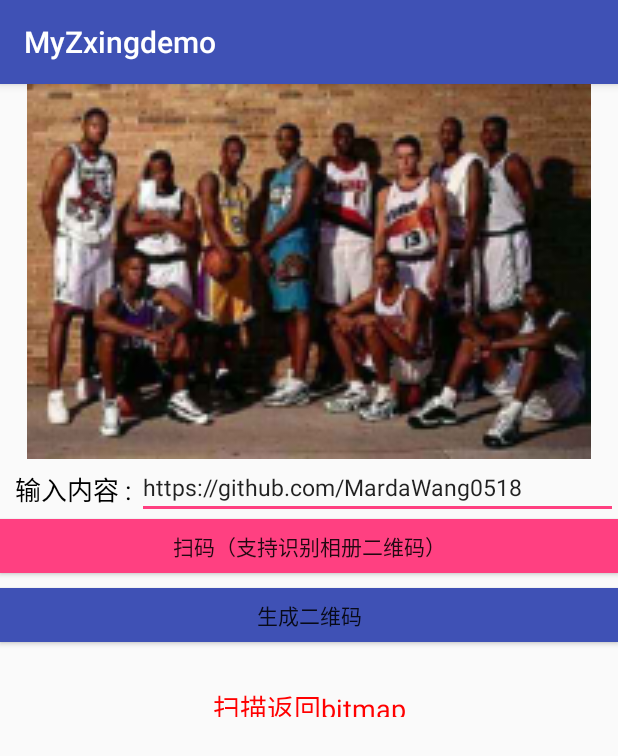
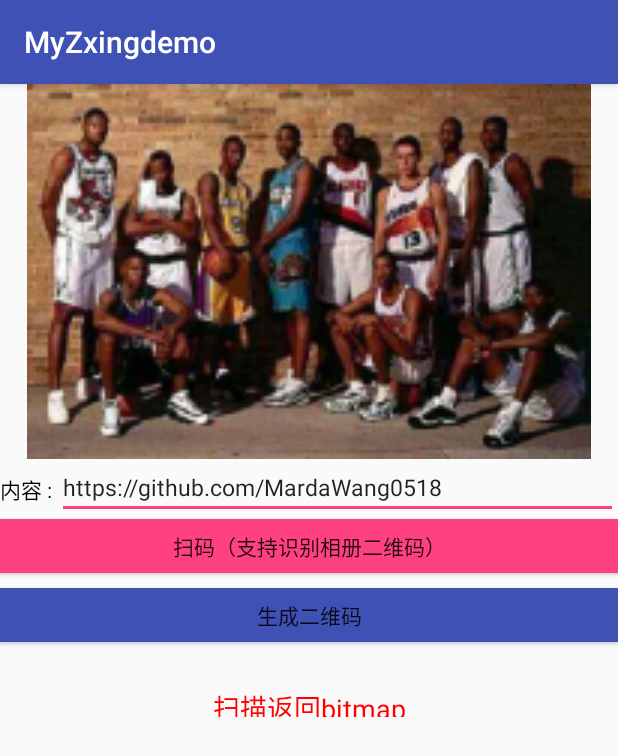
Before and after one commit to MardaWang0518/MyZxingdemo, an Android app: the screen it shows after launch (MainActivity), on a phone screen of 412 x 824 dp. Shown: the top 756 px of the screen. Run offline under Robolectric (Android 15) with nearby library versions, the phone set to English and light mode, and no system bars.

Commit message:
ui修改

```diff
--- a/app/src/main/res/layout/activity_main.xml
+++ b/app/src/main/res/layout/activity_main.xml
@@ -13,15 +13,14 @@
 
     <RelativeLayout
         android:layout_width="match_parent"
-        android:paddingLeft="10dp"
         android:layout_height="40dp">
 
         <TextView
             android:id="@+id/tvs"
             android:layout_width="wrap_content"
             android:layout_height="wrap_content"
-            android:text="输入内容 : "
-            android:textSize="17sp"
+            android:text="内容 : "
+            android:textSize="14sp"
             android:textColor="#000000"
             android:layout_centerVertical="true"/>
 
```
Also changed, not shown: 3 other files.
